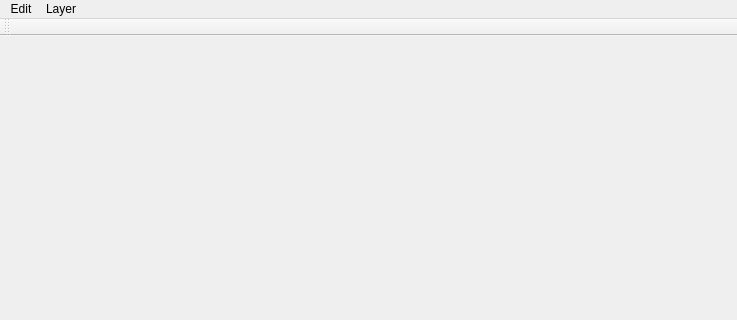
Above: app/gui/mainwindow.ui from mortalisk/geoSketch before the change; both pictures show x 0 to 737 and y 0 to 320 of the 737 by 468 pixel window. Below: the same form after it.
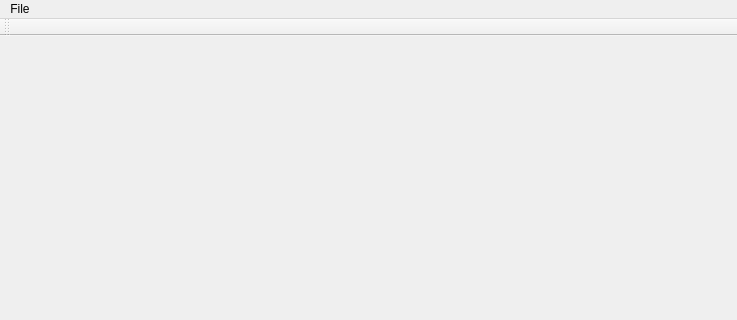
That is the form after the change.

Patch:
```diff
--- a/app/gui/mainwindow.ui
+++ b/app/gui/mainwindow.ui
@@ -41,16 +41,12 @@
    </property>
    <widget class="QMenu" name="menuEdit">
     <property name="title">
-     <string>Edit</string>
+     <string>File</string>
     </property>
-   </widget>
-   <widget class="QMenu" name="menuLayer">
-    <property name="title">
-     <string>Layer</string>
-    </property>
+    <addaction name="actionSave"/>
+    <addaction name="actionLoad"/>
    </widget>
    <addaction name="menuEdit"/>
-   <addaction name="menuLayer"/>
   </widget>
  </widget>
  <layoutdefault spacing="6" margin="11"/>
```
Left out of the diff: 10 changed lines with no effect on the pictures.
